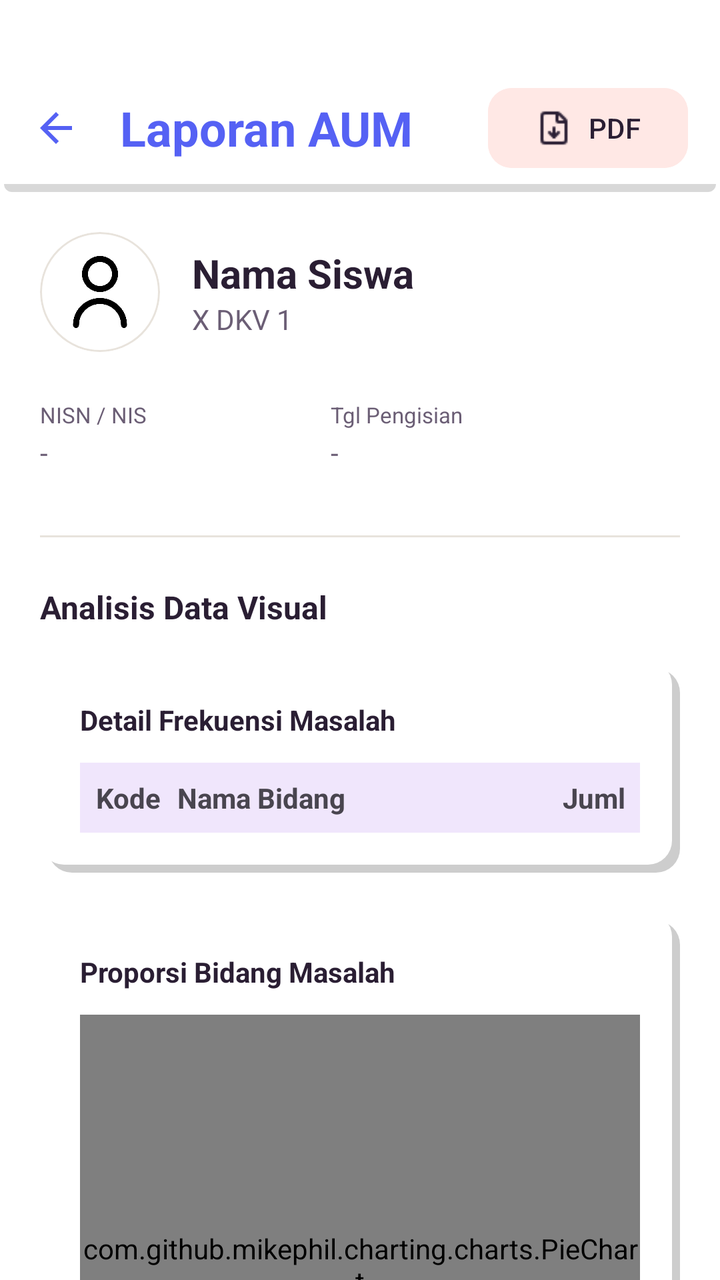
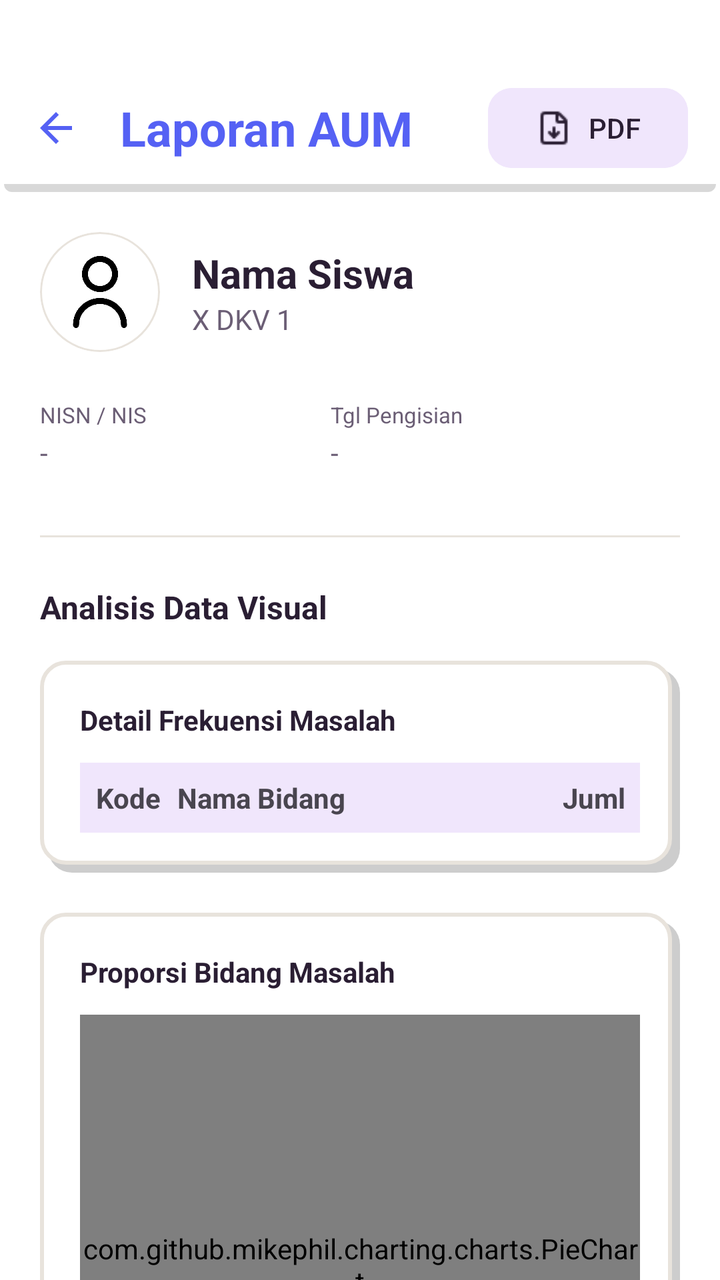

An Android layout rendered at two revisions. The XML below is the earlier revision; the diff shows what the commit changed to produce the second picture.
<!-- AndroidManifest.xml: application theme Theme.BkNova -->
<!-- res/layout/fragment_detail_aum_siswa.xml -->
<?xml version="1.0" encoding="utf-8"?>
<androidx.coordinatorlayout.widget.CoordinatorLayout xmlns:android="http://schemas.android.com/apk/res/android"
    xmlns:app="http://schemas.android.com/apk/res-auto"
    xmlns:tools="http://schemas.android.com/tools"
    android:layout_width="match_parent"
    android:layout_height="match_parent"
    android:background="@color/white"
    tools:context=".fragment.DetailAumSiswaFragment"
    tools:theme="@style/Theme.BkNova">

    <com.google.android.material.appbar.AppBarLayout
        android:layout_width="match_parent"
        android:layout_height="wrap_content"
        android:background="@drawable/bg_header"
        app:elevation="0dp"
        android:paddingTop="32dp">

        <com.google.android.material.appbar.MaterialToolbar
            android:id="@+id/toolbar_detail_aum"
            android:layout_width="match_parent"
            android:layout_height="?attr/actionBarSize"
            app:navigationIcon="@drawable/ic_arrow_back"
            app:navigationIconTint="@color/brand_primary"
            app:title="Laporan AUM"
            app:titleTextAppearance="@style/ToolbarTitleBold"
            app:titleTextColor="@color/brand_primary">

            <com.google.android.material.button.MaterialButton
                android:id="@+id/btn_export_pdf"
                style="@style/Widget.Material3.Button.TonalButton"
                android:layout_width="wrap_content"
                android:layout_height="wrap_content"
                android:layout_gravity="end"
                android:layout_marginEnd="16dp"
                android:text="PDF"
                android:backgroundTint="@color/accent_peach_soft"
                app:icon="@drawable/ekpor"
                app:iconPadding="8dp"
                app:iconTint="@color/text_color_primary"
                android:textColor="@color/text_color_primary"
                app:cornerRadius="12dp" />

        </com.google.android.material.appbar.MaterialToolbar>
    </com.google.android.material.appbar.AppBarLayout>

    <androidx.core.widget.NestedScrollView
        android:id="@+id/nsv_detail_aum"
        android:layout_width="match_parent"
        android:layout_height="match_parent"
        android:clipToPadding="false"
        android:paddingBottom="24dp"
        app:layout_behavior="@string/appbar_scrolling_view_behavior">

        <LinearLayout
            android:layout_width="match_parent"
            android:layout_height="wrap_content"
            android:orientation="vertical"
            android:padding="20dp">

            
            <LinearLayout
                android:layout_width="match_parent"
                android:layout_height="wrap_content"
                android:orientation="horizontal"
                android:gravity="center_vertical"
                android:layout_marginBottom="24dp">

                <com.google.android.material.card.MaterialCardView
                    android:layout_width="60dp"
                    android:layout_height="60dp"
                    app:cardCornerRadius="30dp"
                    app:cardBackgroundColor="@color/white">
                    <ImageView
                        android:layout_width="match_parent"
                        android:layout_height="match_parent"
                        android:src="@drawable/person_icon"
                        android:padding="12dp"
                        app:tint="@color/black" />
                </com.google.android.material.card.MaterialCardView>

                <LinearLayout
                    android:layout_width="0dp"
                    android:layout_height="wrap_content"
                    android:layout_weight="1"
                    android:orientation="vertical"
                    android:layout_marginStart="16dp">

                    <TextView
                        android:id="@+id/tv_detail_nama"
                        android:layout_width="wrap_content"
                        android:layout_height="wrap_content"
                        android:text="Nama Siswa"
                        android:textSize="20sp"
                        android:textStyle="bold"
                        android:textColor="@color/text_color_primary"/>

                    <TextView
                        android:id="@+id/tv_detail_kelas"
                        android:layout_width="wrap_content"
                        android:layout_height="wrap_content"
                        android:text="X DKV 1"
                        android:textColor="@color/text_color_secondary"
                        android:textSize="14sp"/>
                </LinearLayout>
            </LinearLayout>

            
            <LinearLayout
                android:layout_width="match_parent"
                android:layout_height="wrap_content"
                android:orientation="horizontal"
                android:layout_marginBottom="32dp"
                android:baselineAligned="false">

                <LinearLayout
                    android:layout_width="0dp"
                    android:layout_height="wrap_content"
                    android:layout_weight="1"
                    android:orientation="vertical">
                    <TextView
                        android:layout_width="wrap_content"
                        android:layout_height="wrap_content"
                        android:text="NISN / NIS"
                        android:textSize="11sp"
                        android:textColor="@color/text_color_secondary"/>
                    <TextView
                        android:id="@+id/tv_detail_nis"
                        android:layout_width="wrap_content"
                        android:layout_height="wrap_content"
                        android:text="-"
                        android:textColor="@color/text_color_secondary"
                        android:textSize="14sp"
                        android:layout_marginTop="2dp"/>
                </LinearLayout>

                <LinearLayout
                    android:layout_width="0dp"
                    android:layout_height="wrap_content"
                    android:layout_weight="1.2"
                    android:orientation="vertical">
                    <TextView
                        android:layout_width="wrap_content"
                        android:layout_height="wrap_content"
                        android:text="Tgl Pengisian"
                        android:textSize="11sp"
                        android:textColor="@color/text_color_secondary"/>
                    <TextView
                        android:id="@+id/tv_detail_waktu"
                        android:layout_width="wrap_content"
                        android:layout_height="wrap_content"
                        android:text="-"
                        android:textColor="@color/text_color_secondary"
                        android:textSize="14sp"
                        android:layout_marginTop="2dp"/>
                </LinearLayout>
            </LinearLayout>

            
            <View
                android:layout_width="match_parent"
                android:layout_height="1dp"
                android:background="@color/divider_color"
                android:layout_marginBottom="24dp"/>

            <TextView
                android:id="@+id/tv_title_visual"
                android:layout_width="wrap_content"
                android:layout_height="wrap_content"
                android:text="Analisis Data Visual"
                android:textSize="16sp"
                android:textStyle="bold"
                android:textColor="@color/text_color_primary"
                android:layout_marginBottom="16dp"/>

            
            <FrameLayout
                android:id="@+id/card_table"
                android:layout_width="match_parent"
                android:layout_height="wrap_content"
                android:layout_marginBottom="20dp"
                android:background="@drawable/bg_grid_shadow">

                <LinearLayout
                    android:layout_width="match_parent"
                    android:layout_height="wrap_content"
                    android:orientation="vertical"
                    android:padding="20dp">

                    <TextView
                        android:layout_width="wrap_content"
                        android:layout_height="wrap_content"
                        android:layout_marginBottom="12dp"
                        android:text="Detail Frekuensi Masalah"
                        android:textColor="@color/text_color_primary"
                        android:textSize="14sp"
                        android:textStyle="bold" />

                    <TableLayout
                        android:id="@+id/table_data_aum"
                        android:layout_width="match_parent"
                        android:layout_height="wrap_content"
                        android:stretchColumns="1">

                        
                        <TableRow
                            android:background="@color/brand_soft"
                            android:padding="8dp">
                            <TextView
                                android:layout_width="wrap_content"
                                android:layout_height="wrap_content"
                                android:text="Kode"
                                android:textStyle="bold"
                                android:paddingEnd="8dp" />
                            <TextView
                                android:layout_width="wrap_content"
                                android:layout_height="wrap_content"
                                android:text="Nama Bidang"
                                android:textStyle="bold" />
                            <TextView
                                android:layout_width="wrap_content"
                                android:layout_height="wrap_content"
                                android:text="Jumlah"
                                android:textStyle="bold"
                                android:gravity="end" />
                        </TableRow>
                    </TableLayout>
                </LinearLayout>
            </FrameLayout>

            
            <FrameLayout
                android:id="@+id/card_donut"
                android:layout_width="match_parent"
                android:layout_height="wrap_content"
                android:layout_marginBottom="20dp"
                android:background="@drawable/bg_grid_shadow">

                <LinearLayout
                    android:layout_width="match_parent"
                    android:layout_height="wrap_content"
                    android:orientation="vertical"
                    android:padding="20dp">

                    <TextView
                        android:layout_width="wrap_content"
                        android:layout_height="wrap_content"
                        android:text="Proporsi Bidang Masalah"
                        android:textColor="@color/text_color_primary"
                        android:textSize="14sp"
                        android:textStyle="bold" />

                    <com.github.mikephil.charting.charts.PieChart
                        android:id="@+id/donut_chart"
                        android:layout_width="match_parent"
                        android:layout_height="250dp"
                        android:layout_marginTop="12dp" />

                    <HorizontalScrollView
                        android:layout_width="match_parent"
                        android:layout_height="wrap_content"
                        android:layout_marginTop="8dp"
                        android:scrollbars="none">
                        <LinearLayout
                            android:id="@+id/legend_container"
                            android:layout_width="wrap_content"
                            android:layout_height="wrap_content"
                            android:orientation="horizontal"
                            android:paddingVertical="4dp" />
                    </HorizontalScrollView>
                </LinearLayout>
            </FrameLayout>

            
            <FrameLayout
                android:id="@+id/card_bar"
                android:layout_width="match_parent"
                android:layout_height="wrap_content"
                android:layout_marginBottom="20dp"
                android:background="@drawable/bg_grid_shadow">

                <LinearLayout
                    android:layout_width="match_parent"
                    android:layout_height="wrap_content"
                    android:orientation="vertical"
                    android:padding="20dp">

                    <TextView
                        android:layout_width="wrap_content"
                        android:layout_height="wrap_content"
                        android:text="Frekuensi Masalah Per Bidang"
                        android:textColor="@color/text_color_primary"
                        android:textSize="14sp"
                        android:textStyle="bold" />

                    <com.github.mikephil.charting.charts.BarChart
                        android:id="@+id/bar_chart"
                        android:layout_width="match_parent"
                        android:layout_height="250dp"
                        android:layout_marginTop="12dp" />
                </LinearLayout>
            </FrameLayout>

            
            <FrameLayout
                android:id="@+id/card_line"
                android:layout_width="match_parent"
                android:layout_height="wrap_content"
                android:layout_marginBottom="24dp"
                android:background="@drawable/bg_grid_shadow">

                <LinearLayout
                    android:layout_width="match_parent"
                    android:layout_height="wrap_content"
                    android:orientation="vertical"
                    android:padding="20dp">

                    <TextView
                        android:layout_width="wrap_content"
                        android:layout_height="wrap_content"
                        android:text="Tren Bidang Masalah"
                        android:textColor="@color/text_color_primary"
                        android:textSize="14sp"
                        android:textStyle="bold" />

                    <com.github.mikephil.charting.charts.LineChart
                        android:id="@+id/line_chart"
                        android:layout_width="match_parent"
                        android:layout_height="250dp"
                        android:layout_marginTop="12dp" />
                </LinearLayout>
            </FrameLayout>

            <View
                android:layout_width="match_parent"
                android:layout_height="1dp"
                android:background="@color/divider_color"
                android:layout_marginBottom="24dp"/>

            
            <TextView
                android:id="@+id/tv_title_stats"
                android:layout_width="wrap_content"
                android:layout_height="wrap_content"
                android:text="Ringkasan Masalah"
                android:textSize="16sp"
                android:textStyle="bold"
                android:textColor="@color/text_color_primary"
                android:layout_marginBottom="16dp"/>

            <androidx.recyclerview.widget.RecyclerView
                android:id="@+id/rv_statistik_aum"
                android:layout_width="match_parent"
                android:layout_height="wrap_content"
                android:clipToPadding="false"
                android:paddingHorizontal="14dp"
                android:nestedScrollingEnabled="false"
                app:layoutManager="androidx.recyclerview.widget.GridLayoutManager"
                app:spanCount="2"
                tools:listitem="@layout/item_aum_statistik"
                tools:itemCount="4"
                android:layout_marginBottom="24dp"/>

            <View
                android:layout_width="match_parent"
                android:layout_height="1dp"
                android:background="@color/divider_color"
                android:layout_marginBottom="24dp"/>

            
            <TextView
                android:id="@+id/tv_title_detail"
                android:layout_width="wrap_content"
                android:layout_height="wrap_content"
                android:text="Daftar Masalah Terpilih"
                android:textSize="16sp"
                android:textStyle="bold"
                android:textColor="@color/text_color_primary"
                android:layout_marginBottom="16dp"/>

            <androidx.recyclerview.widget.RecyclerView
                android:id="@+id/rv_bidang_aum"
                android:layout_width="match_parent"
                android:layout_height="wrap_content"
                android:nestedScrollingEnabled="false"
                tools:listitem="@layout/item_aum_bidang_hasil"
                tools:itemCount="2"/>

            <ProgressBar
                android:id="@+id/pb_detail_aum"
                android:layout_width="wrap_content"
                android:layout_height="wrap_content"
                android:layout_gravity="center"
                android:layout_marginTop="40dp"
                android:visibility="gone"/>

            <TextView
                android:id="@+id/tv_empty_detail_aum"
                android:layout_width="wrap_content"
                android:layout_height="wrap_content"
                android:layout_gravity="center"
                android:layout_marginTop="40dp"
                android:text="Belum ada data AUM"
                android:textColor="@color/text_color_secondary"
                android:visibility="gone"/>

        </LinearLayout>
    </androidx.core.widget.NestedScrollView>

</androidx.coordinatorlayout.widget.CoordinatorLayout>
<!-- res/layout/item_aum_statistik.xml (included above) -->
<?xml version="1.0" encoding="utf-8"?>
<FrameLayout xmlns:android="http://schemas.android.com/apk/res/android"
    xmlns:app="http://schemas.android.com/apk/res-auto"
    android:layout_width="match_parent"
    android:layout_height="wrap_content"
    android:layout_margin="6dp"
    android:background="@drawable/bg_grid_shadow">

    <LinearLayout
        android:layout_width="match_parent"
        android:layout_height="match_parent"
        android:orientation="vertical"
        android:padding="16dp"
        android:gravity="center">

        <TextView
            android:id="@+id/tv_stat_count"
            android:layout_width="wrap_content"
            android:layout_height="wrap_content"
            android:text="0"
            android:textColor="@color/brand_primary"
            android:textSize="24sp"
            android:textStyle="bold" />

        <TextView
            android:id="@+id/tv_stat_label"
            android:layout_width="match_parent"
            android:layout_height="wrap_content"
            android:layout_marginTop="4dp"
            android:text="Bidang"
            android:textColor="@color/text_color_secondary"
            android:textSize="11sp"
            android:textAlignment="center"
            android:maxLines="2"
            android:ellipsize="end"/>
    </LinearLayout>
</FrameLayout>
<!-- res/layout/item_aum_bidang_hasil.xml (included above) -->
<?xml version="1.0" encoding="utf-8"?>
<com.google.android.material.card.MaterialCardView xmlns:android="http://schemas.android.com/apk/res/android"
    xmlns:app="http://schemas.android.com/apk/res-auto"
    android:layout_width="match_parent"
    android:layout_height="wrap_content"
    android:layout_marginBottom="16dp"
    app:cardCornerRadius="16dp"
    app:cardElevation="0dp"
    app:cardBackgroundColor="@color/white"
    app:strokeColor="@color/divider_color"
    app:strokeWidth="1dp">

    <LinearLayout
        android:layout_width="match_parent"
        android:layout_height="wrap_content"
        android:orientation="vertical"
        android:padding="16dp"
        android:background="@drawable/bg_grid_shadow">

        <LinearLayout
            android:layout_width="match_parent"
            android:layout_height="wrap_content"
            android:orientation="horizontal"
            android:gravity="center_vertical">

            <View
                android:layout_width="4dp"
                android:layout_height="16dp"
                android:background="@color/brand_primary"/>

            <TextView
                android:id="@+id/tv_nama_bidang"
                android:layout_width="wrap_content"
                android:layout_height="wrap_content"
                android:layout_marginStart="8dp"
                android:text="Nama Bidang"
                android:textStyle="bold"
                android:textColor="@color/text_color_primary"
                android:textSize="15sp"/>
        </LinearLayout>

        <TextView
            android:id="@+id/tv_pilihan_masalah"
            android:layout_width="match_parent"
            android:layout_height="wrap_content"
            android:layout_marginTop="12dp"
            android:text="Daftar masalah..."
            android:textColor="@color/text_color_secondary"
            android:textSize="14sp"
            android:lineSpacingExtra="6dp"/>
    </LinearLayout>
</com.google.android.material.card.MaterialCardView>
<!-- resources referenced by this layout -->
<resources>
  <color name="accent_peach_soft">#FFE8E5</color>
  <color name="black">#FF000000</color>
  <color name="brand_primary">#5561F4</color>
  <color name="brand_soft">#F0E6FC</color>
  <color name="divider_color">#E8E3DC</color>
  <color name="text_color_primary">#2A1E33</color>
  <color name="text_color_secondary">#6B5E75</color>
  <color name="white">#FFFFFFFF</color>
  <!-- drawable bg_grid_shadow (drawable) -->
  <?xml version="1.0" encoding="utf-8"?>
  <layer-list xmlns:android="http://schemas.android.com/apk/res/android">
  
      
      <item
          android:left="4dp"
  
          android:top="4dp">
  
          <shape android:shape="rectangle">
              <solid android:color="#32000000" />
              <corners android:radius="12dp" />
          </shape>
  
      </item>
  
      
      <item
          android:right="4dp"
          android:bottom="4dp">
  
          <shape android:shape="rectangle">
              <solid android:color="#FFFFFF" />
              <corners android:radius="12dp" />
          </shape>
  
      </item>
  
  </layer-list>
  <!-- drawable bg_header (drawable) -->
  <?xml version="1.0" encoding="utf-8"?>
  <layer-list xmlns:android="http://schemas.android.com/apk/res/android">
  
      
      <item
          android:left="2dp"
          android:right="2dp"
          android:top="4dp">
          <shape android:shape="rectangle">
              <solid android:color="#27000000"/>
              <corners android:radius="4dp" />
          </shape>
      </item>
  
      
      <item
          android:right="0dp"
          android:bottom="4dp">
          <shape android:shape="rectangle">
              <solid android:color="#FFFFFF" />
          </shape>
      </item>
  
  </layer-list>
  <!-- drawable ic_arrow_back (drawable) -->
  <vector xmlns:android="http://schemas.android.com/apk/res/android"
      android:width="24dp"
      android:height="24dp"
      android:viewportWidth="24"
      android:viewportHeight="24">
      <path
          android:fillColor="#FF000000"
          android:pathData="M20,11H7.83l5.59,-5.59L12,4l-8,8 8,8 1.41,-1.41L7.83,13H20v-2z" />
  </vector>
  <style name="Theme.BkNova" parent="Base.Theme.BkNova" />
  <style name="ToolbarTitleBold" parent="TextAppearance.Material3.TitleLarge">
          <item name="android:textStyle">bold</item>
          <item name="android:textSize">24sp</item>
      </style>
  <color name="accent_pink">#FF7FAF</color>
  <color name="accent_pink_soft">#FFECF3</color>
  <color name="accent_peach">#FFC6BF</color>
  <color name="background_cream">#F8F7F2</color>
  <color name="red_text">#DC2626</color>
  <color name="red_light">#FEE2E2</color>
  <!-- unchanged entries left out for length: 3 -->
</resources>

<!-- the commit's change to res/layout/fragment_detail_aum_siswa.xml (unified diff, before → after) -->
@@ -33,7 +33,7 @@
                 android:layout_gravity="end"
                 android:layout_marginEnd="16dp"
                 android:text="PDF"
-                android:backgroundTint="@color/accent_peach_soft"
+                android:backgroundTint="@color/brand_soft"
                 app:icon="@drawable/ekpor"
                 app:iconPadding="8dp"
                 app:iconTint="@color/text_color_primary"
<!-- resource entries referenced after the edit -->
@@ -19,6 +19,7 @@
           android:top="4dp">
   
           <shape android:shape="rectangle">
+  
               <solid android:color="#32000000" />
               <corners android:radius="12dp" />
           </shape>
@@ -29,12 +30,13 @@
       <item
           android:right="4dp"
           android:bottom="4dp">
-  
           <shape android:shape="rectangle">
               <solid android:color="#FFFFFF" />
               <corners android:radius="12dp" />
+              <stroke
+                  android:width="2dp"
+                  android:color="@color/border_color" />
           </shape>
-  
       </item>
   
   </layer-list>
@@ -78,6 +80,7 @@
           <item name="android:textStyle">bold</item>
           <item name="android:textSize">24sp</item>
       </style>
+  <color name="border_color">#E8E3DC</color>
   <color name="accent_pink">#FF7FAF</color>
   <color name="accent_pink_soft">#FFECF3</color>
   <color name="accent_peach">#FFC6BF</color>
